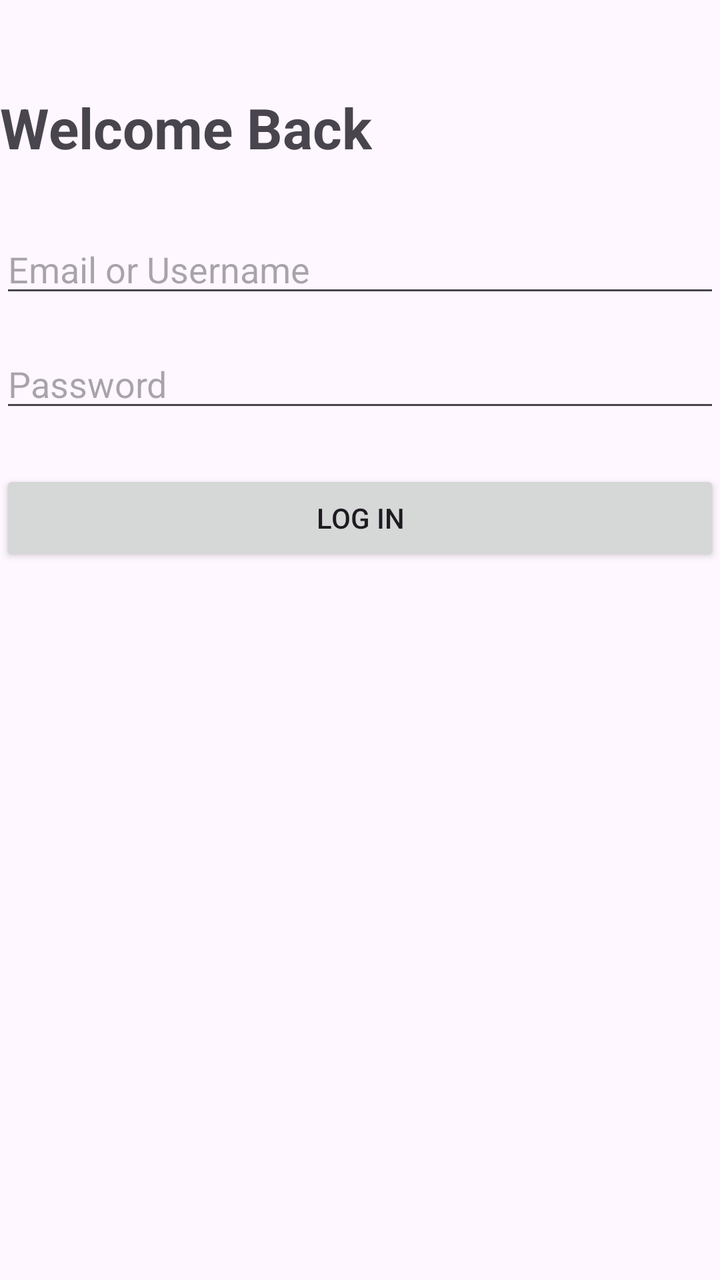
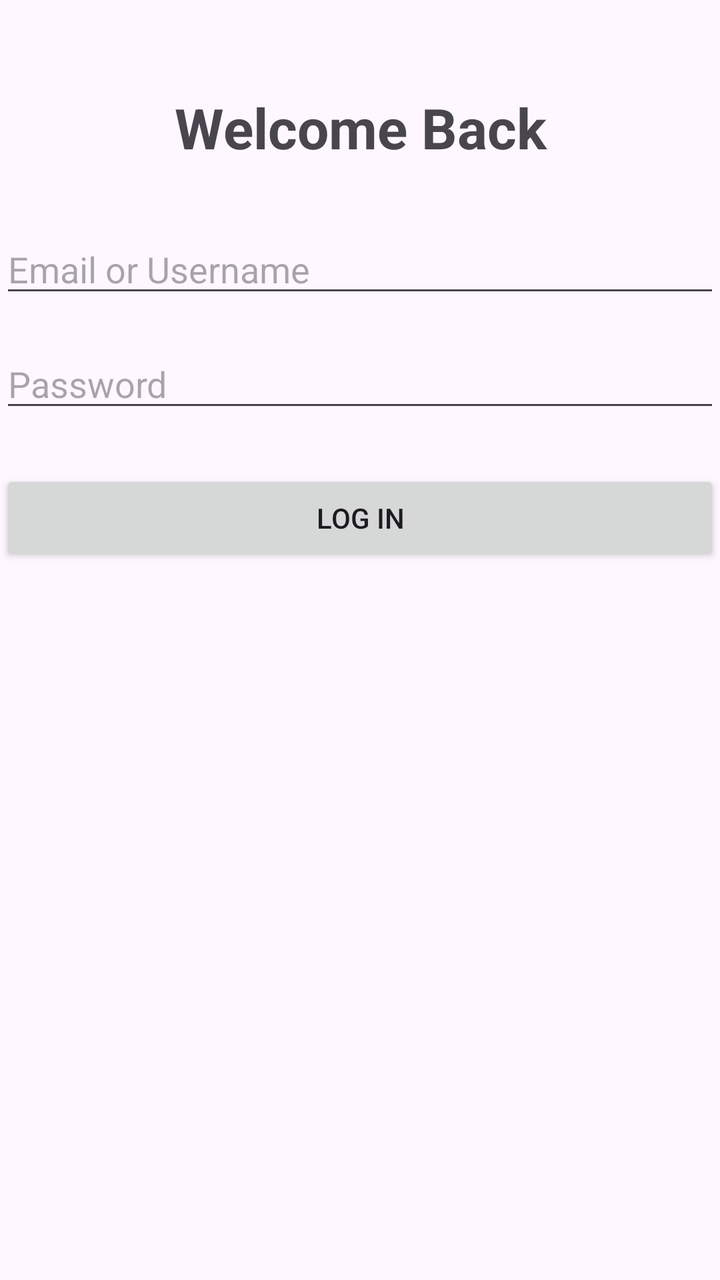

Screens rendered from an Android XML layout before and after an edit, with the pre-edit source and the edit as a unified diff.
<!-- AndroidManifest.xml: application theme Theme.Practical3_GitHub -->
<!-- res/layout/activity_main.xml -->
<?xml version="1.0" encoding="utf-8"?>
<LinearLayout xmlns:android="http://schemas.android.com/apk/res/android"
    xmlns:app="http://schemas.android.com/apk/res-auto"
    xmlns:tools="http://schemas.android.com/tools"
    android:id="@+id/main"
    android:layout_width="match_parent"
    android:layout_height="match_parent"
    android:orientation="vertical"
    android:layout_margin="20dp"
    tools:context=".MainActivity">

    <TextView
        android:layout_width="wrap_content"
        android:layout_height="wrap_content"
        android:text="Welcome Back"
        android:textSize="28sp"
        android:textStyle="bold"
        android:layout_marginBottom="30dp"
        android:layout_marginTop="45dp"/>

    <EditText
        android:id="@+id/usernameInput"
        android:layout_width="match_parent"
        android:layout_height="wrap_content"
        android:hint="Email or Username"
        android:inputType="textEmailAddress"
        android:layout_marginBottom="16dp" />

    <EditText
        android:id="@+id/passwordInput"
        android:layout_width="match_parent"
        android:layout_height="wrap_content"
        android:hint="Password"
        android:inputType="textPassword"
        android:layout_marginBottom="24dp" />

    <Button
        android:id="@+id/loginButton"
        android:layout_width="match_parent"
        android:layout_height="wrap_content"
        android:text="Log In" />

</LinearLayout>
<!-- resources referenced by this layout -->
<resources>
  <style name="Theme.Practical3_GitHub" parent="Base.Theme.Practical3_GitHub" />
  <style name="Base.Theme.Practical3_GitHub" parent="Theme.Material3.DayNight.NoActionBar">
          
          
      </style>
</resources>

<!-- the commit's change to res/layout/activity_main.xml (unified diff, before → after) -->
@@ -10,11 +10,12 @@
     tools:context=".MainActivity">
 
     <TextView
-        android:layout_width="wrap_content"
+        android:layout_width="match_parent"
         android:layout_height="wrap_content"
         android:text="Welcome Back"
         android:textSize="28sp"
         android:textStyle="bold"
+        android:gravity="center"
         android:layout_marginBottom="30dp"
         android:layout_marginTop="45dp"/>
 
